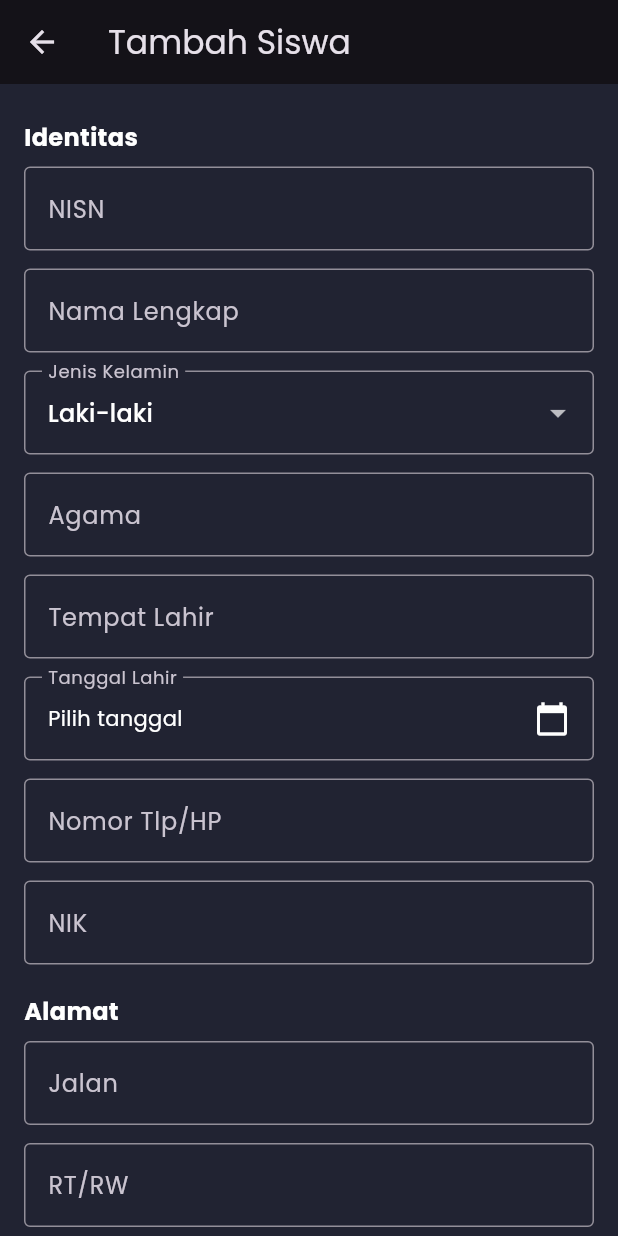
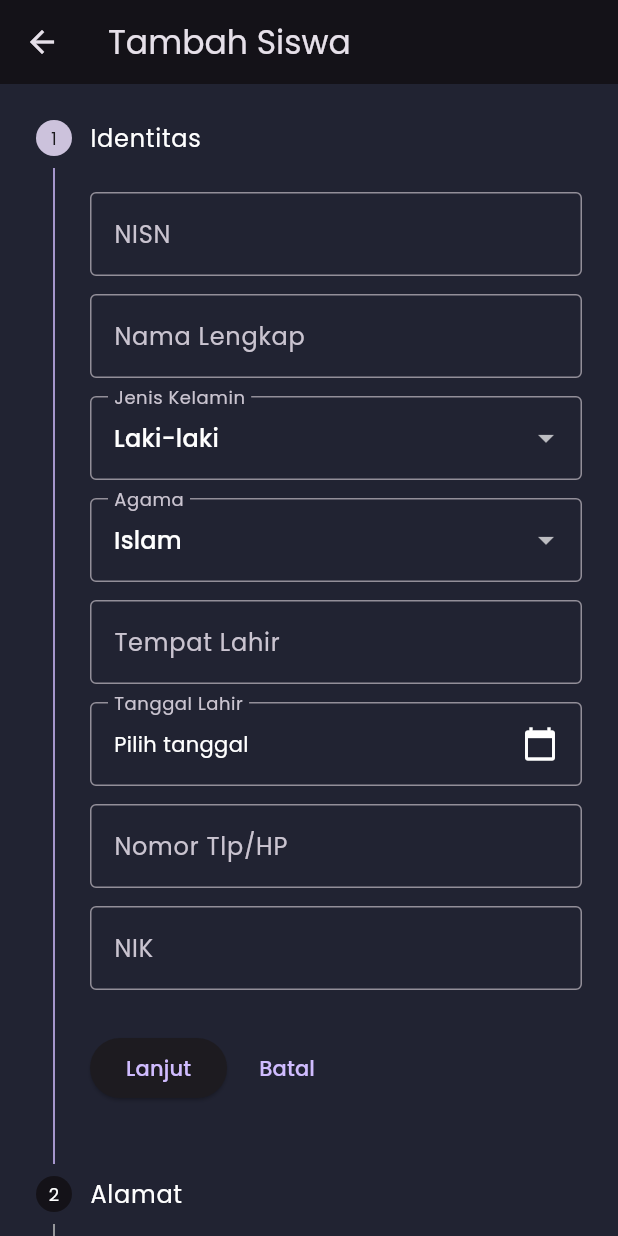
Before and after one commit to ahmadmasum23/project4-datasiswa, a Flutter app: the StudentsFormScreen screen opened directly, on a phone screen of 412 x 824 dp. Run offline on Flutter 3.47's test engine with Material 3 defaults, Android fonts, the phone set to English and light mode, and no system bars; our stand-ins replace fl_chart, flutter_svg, google_fonts, supabase_flutter; accounts and stored records are empty; project files that could hold a hidden picture were left out.

Commit message:
benarkan  form

```diff
--- a/lib/screens/dashboard/components/storage_info_card.dart
+++ b/lib/screens/dashboard/components/storage_info_card.dart
@@ -45,7 +45,7 @@ class StorageInfoCard extends StatelessWidget {
                     overflow: TextOverflow.ellipsis,
                   ),
                   Text(
-                    "$numOfFiles Files",
+                    "$numOfFiles Orang",
                     style: Theme.of(context)
                         .textTheme
                         .bodySmall!
--- a/lib/screens/students/students_form_screen.dart
+++ b/lib/screens/students/students_form_screen.dart
@@ -11,13 +11,16 @@ class StudentsFormScreen extends StatefulWidget {
 }
 
 class _StudentsFormScreenState extends State<StudentsFormScreen> {
-  final _formKey = GlobalKey<FormState>();
+  final _identitasFormKey = GlobalKey<FormState>();
+  final _alamatFormKey = GlobalKey<FormState>();
+  final _orangTuaFormKey = GlobalKey<FormState>();
   bool _submitting = false;
+  int _currentStep = 0;
 
   final TextEditingController _nisn = TextEditingController();
   final TextEditingController _namaLengkap = TextEditingController();
   String _jenisKelamin = 'Laki-laki';
-  final TextEditingController _agama = TextEditingController();
+  String _agama = 'Islam';
   final TextEditingController _tempatLahir = TextEditingController();
   DateTime? _tanggalLahir;
   final TextEditingController _nomorTlp = TextEditingController();
@@ -43,7 +46,7 @@ class _StudentsFormScreenState extends State<StudentsFormScreen> {
       _nisn.text = s.nisn;
       _namaLengkap.text = s.namaLengkap;
       _jenisKelamin = s.jenisKelamin;
-      _agama.text = s.agama;
+      _agama = s.agama;
       _tempatLahir.text = s.tempatLahir;
       _tanggalLahir = s.tanggalLahir;
       _nomorTlp.text = s.nomorTlp;
@@ -67,7 +70,6 @@ class _StudentsFormScreenState extends State<StudentsFormScreen> {
   void dispose() {
     _nisn.dispose();
     _namaLengkap.dispose();
-    _agama.dispose();
     _tempatLahir.dispose();
     _nomorTlp.dispose();
     _nik.dispose();
@@ -87,7 +89,12 @@ class _StudentsFormScreenState extends State<StudentsFormScreen> {
   }
 
   Future<void> _submit() async {
-    if (!_formKey.currentState!.validate()) return;
+    // Validate all forms before submission
+    if (!_identitasFormKey.currentState!.validate() ||
+        !_alamatFormKey.currentState!.validate() ||
+        !_orangTuaFormKey.currentState!.validate()) {
+      return;
+    }
     if (_tanggalLahir == null) {
       ScaffoldMessenger.of(context).showSnackBar(
         const SnackBar(content: Text('Tanggal lahir wajib diisi')),
@@ -99,7 +106,7 @@ class _StudentsFormScreenState extends State<StudentsFormScreen> {
       nisn: _nisn.text.trim(),
       namaLengkap: _namaLengkap.text.trim(),
       jenisKelamin: _jenisKelamin,
-      agama: _agama.text.trim(),
+      agama: _agama,
       tempatLahir: _tempatLahir.text.trim(),
       tanggalLahir: _tanggalLahir!,
       nomorTlp: _nomorTlp.text.trim(),
@@ -123,9 +130,9 @@ class _StudentsFormScreenState extends State<StudentsFormScreen> {
       if (widget.student == null) {
         await StudentsService.create(student);
         if (!mounted) return;
-        ScaffoldMessenger.of(
-          context,
-        ).showSnackBar(const SnackBar(content: Text('Berhasil menambah data')));
+        ScaffoldMessenger.of(context).showSnackBar(
+          const SnackBar(content: Text('Berhasil menambah data')),
+        );
       } else {
         await StudentsService.update(widget.student!.id!, student);
         if (!mounted) return;
@@ -137,9 +144,9 @@ class _StudentsFormScreenState extends State<StudentsFormScreen> {
       Navigator.of(context).pop(true);
     } catch (e) {
       if (!mounted) return;
-      ScaffoldMessenger.of(
-        context,
-      ).showSnackBar(SnackBar(content: Text('Gagal menyimpan: $e')));
+      ScaffoldMessenger.of(context).showSnackBar(
+        SnackBar(content: Text('Gagal menyimpan: $e')),
+      );
     } finally {
       if (mounted) setState(() => _submitting = false);
     }
@@ -165,34 +172,123 @@ class _StudentsFormScreenState extends State<StudentsFormScreen> {
     final isEdit = widget.student != null;
     return Scaffold(
       appBar: AppBar(title: Text(isEdit ? 'Ubah Siswa' : 'Tambah Siswa')),
-      body: Form(
-        key: _formKey,
-        child: SingleChildScrollView(
-          padding: const EdgeInsets.all(16),
+      body: Stepper(
+        currentStep: _currentStep,
+        onStepContinue: () {
+          if (_currentStep == 0) {
+            // Validate Identitas step
+            if (_identitasFormKey.currentState!.validate() && _tanggalLahir != null) {
+              setState(() => _currentStep += 1);
+            } else if (_tanggalLahir == null) {
+              ScaffoldMessenger.of(context).showSnackBar(
+                const SnackBar(content: Text('Tanggal lahir wajib diisi')),
+              );
+            }
+          } else if (_currentStep == 1) {
+            // Validate Alamat step
+            if (_alamatFormKey.currentState!.validate()) {
+              setState(() => _currentStep += 1);
+            }
+          } else if (_currentStep == 2) {
+            // Submit on final step
+            if (_orangTuaFormKey.currentState!.validate()) {
+              _submit();
+            }
+          }
+        },
+        onStepCancel: () {
+          if (_currentStep > 0) {
+            setState(() => _currentStep -= 1);
+          } else {
+            Navigator.of(context).pop();
+          }
+        },
+        controlsBuilder: (context, details) {
+          return Padding(
+            padding: const EdgeInsets.only(top: 16),
+            child: Row(
+              children: [
+                if (_currentStep < 2)
+                  ElevatedButton(
+                    onPressed: _submitting ? null : details.onStepContinue,
+                    child: _submitting
+                        ? const SizedBox(
+                            height: 20,
+                            width: 20,
+                            child: CircularProgressIndicator(strokeWidth: 2),
+                          )
+                        : const Text('Lanjut'),
+                  )
+                else
+                  ElevatedButton(
+                    onPressed: _submitting ? null : _submit,
+                    child: _submitting
+                        ? const SizedBox(
+                            height: 20,
+                            width: 20,
+                            child: CircularProgressIndicator(strokeWidth: 2),
+                          )
+                        : Text(isEdit ? 'Simpan Perubahan' : 'Simpan'),
+                  ),
+                const SizedBox(width: 8),
+                TextButton(
+                  onPressed: details.onStepCancel,
+                  child: const Text('Batal'),
+                ),
+              ],
+            ),
+          );
+        },
+        steps: [
+          Step(
+            title: const Text('Identitas'),
+            content: Form(
+              key: _identitasFormKey,
               child: Column(
                 crossAxisAlignment: CrossAxisAlignment.start,
                 children: [
-              _sectionTitle('Identitas'),
                   _text('NISN', _nisn, validator: _required),
                   _text('Nama Lengkap', _namaLengkap, validator: _required),
                   _dropdownJenisKelamin(),
-              _text('Agama', _agama, validator: _required),
+                  _dropdownAgama(),
                   _text('Tempat Lahir', _tempatLahir, validator: _required),
                   _dateField('Tanggal Lahir'),
-              _text('Nomor Tlp/HP', _nomorTlp, validator: _required),
-              _text('NIK', _nik, validator: _required),
-
-              _sectionTitle('Alamat'),
+                  _text('Nomor Tlp/HP', _nomorTlp, validator: _phoneValidator),
+                  _text('NIK', _nik, validator: _nikValidator),
+                ],
+              ),
+            ),
+            isActive: _currentStep >= 0,
+            state: _currentStep > 0 ? StepState.complete : StepState.indexed,
+          ),
+          Step(
+            title: const Text('Alamat'),
+            content: Form(
+              key: _alamatFormKey,
+              child: Column(
+                crossAxisAlignment: CrossAxisAlignment.start,
+                children: [
                   _text('Jalan', _jalan, validator: _required),
-              _text('RT/RW', _rtRw, validator: _required),
+                  _text('RT/RW', _rtRw, validator: _rtRwValidator),
                   _text('Dusun', _dusun, validator: _required),
                   _text('Desa', _desa, validator: _required),
                   _text('Kecamatan', _kecamatan, validator: _required),
                   _text('Kabupaten', _kabupaten, validator: _required),
                   _text('Provinsi', _provinsi, validator: _required),
                   _text('Kode Pos', _kodePos, validator: _required),
-
-              _sectionTitle('Orang Tua/Wali'),
+                ],
+              ),
+            ),
+            isActive: _currentStep >= 1,
+            state: _currentStep > 1 ? StepState.complete : StepState.indexed,
+          ),
+          Step(
+            title: const Text('Orang Tua/Wali'),
+            content: Form(
+              key: _orangTuaFormKey,
+              child: Column(
+                crossAxisAlignment: CrossAxisAlignment.start,
+                children: [
                   _text('Nama Ayah', _namaAyah, validator: _required),
                   _text('Nama Ibu', _namaIbu, validator: _required),
                   _text('Nama Wali (opsional)', _namaWali),
@@ -202,30 +298,37 @@ class _StudentsFormScreenState extends State<StudentsFormScreen> {
                     validator: _required,
                     maxLines: 3,
                   ),
-
-              const SizedBox(height: 16),
-              SizedBox(
-                width: double.infinity,
-                child: ElevatedButton(
-                  onPressed: _submitting ? null : _submit,
-                  child: _submitting
-                      ? const SizedBox(
-                          height: 20,
-                          width: 20,
-                          child: CircularProgressIndicator(strokeWidth: 2),
-                        )
-                      : Text(isEdit ? 'Simpan Perubahan' : 'Simpan'),
-                ),
-              ),
                 ],
               ),
             ),
+            isActive: _currentStep >= 2,
+            state: StepState.indexed,
+          ),
+        ],
       ),
     );
   }
 
   String? _required(String? v) =>
       (v == null || v.trim().isEmpty) ? 'Wajib diisi' : null;
+
+  String? _phoneValidator(String? v) {
+    if (v == null || v.trim().isEmpty) return 'Wajib diisi';
+    if (!RegExp(r'^\d+$').hasMatch(v.trim())) return 'Hanya angka yang diperbolehkan';
+    return null;
+  }
+
+  String? _nikValidator(String? v) {
+    if (v == null || v.trim().isEmpty) return 'Wajib diisi';
+    if (!RegExp(r'^\d+$').hasMatch(v.trim())) return 'Hanya angka yang diperbolehkan';
+    return null;
+  }
+
+  String? _rtRwValidator(String? v) {
+    if (v == null || v.trim().isEmpty) return 'Wajib diisi';
+    if (!RegExp(r'^\d+/\d+$').hasMatch(v.trim())) return 'Format RT/RW harus angka/angka';
+    return null;
+  }
 
   Widget _text(
     String label,
@@ -290,12 +393,25 @@ class _StudentsFormScreenState extends State<StudentsFormScreen> {
     );
   }
 
-  Widget _sectionTitle(String text) {
+  Widget _dropdownAgama() {
     return Padding(
-      padding: const EdgeInsets.symmetric(vertical: 8),
-      child: Text(
-        text,
-        style: const TextStyle(fontSize: 16, fontWeight: FontWeight.bold),
+      padding: const EdgeInsets.only(bottom: 12),
+      child: DropdownButtonFormField<String>(
+        value: _agama,
+        items: const [
+          DropdownMenuItem(value: 'Islam', child: Text('Islam')),
+          DropdownMenuItem(value: 'Kristen Protestan', child: Text('Kristen Protestan')),
+          DropdownMenuItem(value: 'Katolik', child: Text('Katolik')),
+          DropdownMenuItem(value: 'Hindu', child: Text('Hindu')),
+          DropdownMenuItem(value: 'Buddha', child: Text('Buddha')),
+          DropdownMenuItem(value: 'Konghucu', child: Text('Konghucu')),
+        ],
+        onChanged: (v) => setState(() => _agama = v ?? 'Islam'),
+        decoration: const InputDecoration(
+          border: OutlineInputBorder(),
+          labelText: 'Agama',
+        ),
+        validator: _required,
       ),
     );
   }
```
Also changed, not shown: lib/models/my_files.dart (+1 -35 lines), lib/models/recent_file.dart (deleted, +0 -50 lines), lib/screens/dashboard/components/storage_details.dart (+53 -32 lines), assets/images/logo.png, assets/images/logo1.png (added), flutter_01.png (added). Lines whose indentation alone changed are shown as unchanged.
